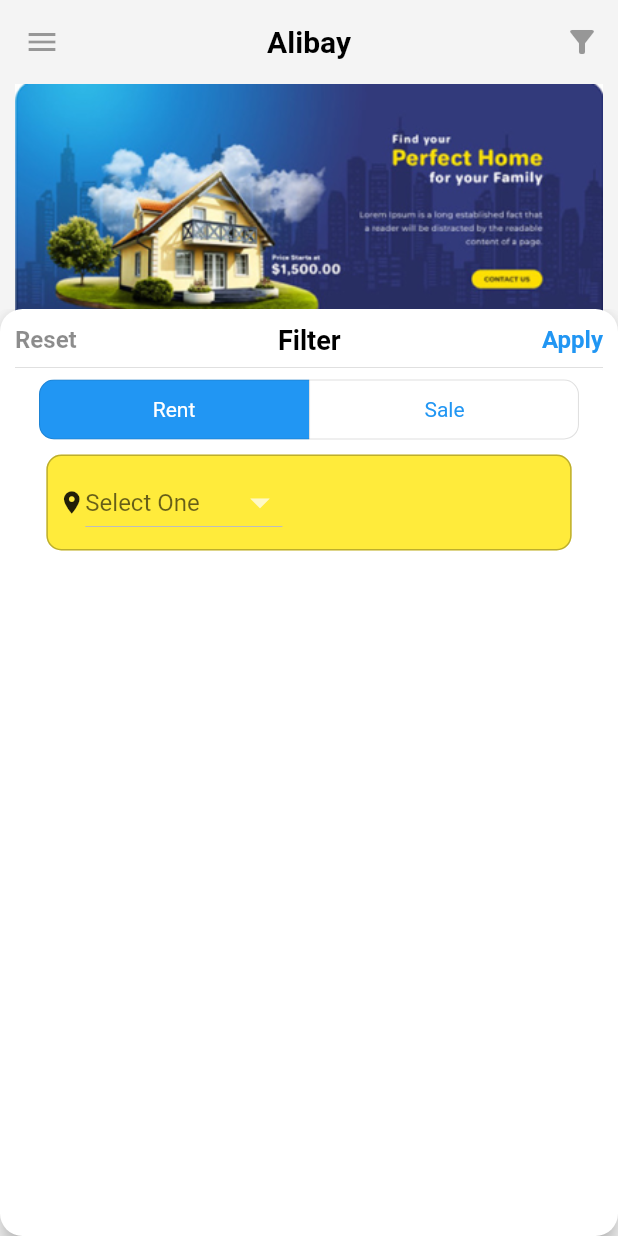
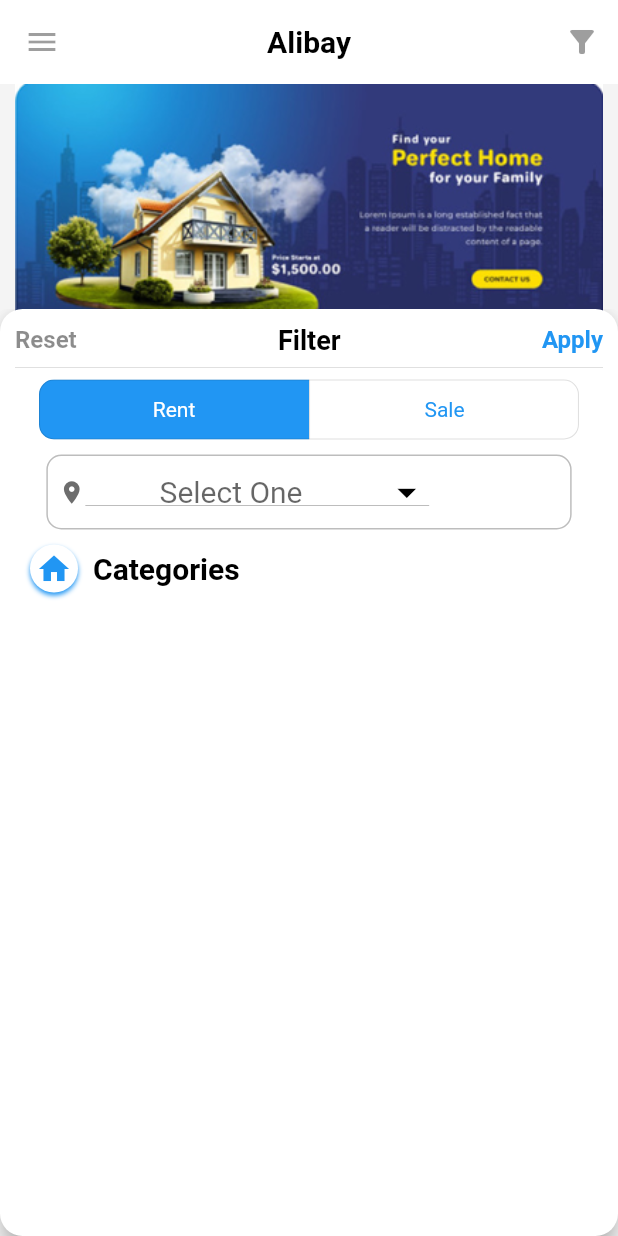
Before and after one commit to jinosh05/Flutter_Alibay_UI, a Flutter app: the screen it shows after launch, after a tap on the "filter list alt" icon, on a phone screen of 412 x 824 dp. Run offline on Flutter 3.47's test engine with Material 2 defaults, Android fonts, the phone set to English and light mode, and no system bars; drawn by our look-alikes of material_segmented_control.

Commit message:
Second commit

```diff
--- a/lib/main.dart
+++ b/lib/main.dart
@@ -33,12 +33,13 @@ class _MyappState extends State<Myapp> {
       "Around 15 KM",
       "Around 20 KM",
     ];
+    // ignore: unused_local_variable
     String _selectedLocation;
 
     return Scaffold(
       backgroundColor: Color(0xfff4f4f4),
       appBar: AppBar(
-        backgroundColor: Color(0xfff4f4f4),
+        backgroundColor: Colors.white,
         title: Text(
           "Alibay",
           style: TextStyle(
@@ -118,9 +119,9 @@ class _MyappState extends State<Myapp> {
                         ),
                         Container(
                           width: width * 0.85,
+                          height: 50,
                           padding: EdgeInsets.all(7),
                           decoration: BoxDecoration(
-                              color: Colors.yellow,
                               border: Border.all(color: Colors.black26),
                               borderRadius:
                                   BorderRadius.all(Radius.circular(10))),
@@ -129,10 +130,16 @@ class _MyappState extends State<Myapp> {
                               Icon(
                                 Icons.location_on,
                                 size: 18,
+                                color: Color(0xff6d6d6d),
                               ),
                               DropdownButton(
+                                  iconEnabledColor: Colors.black,
+                                  elevation: 10,
                                   iconSize: 30,
-                                  hint: Text("Select One"),
+                                  hint: Text(
+                                    "          Select One           ",
+                                    style: TextStyle(fontSize: 20),
+                                  ),
                                   onChanged: (newValue) {
                                     setState(() {
                                       _selectedLocation = newValue;
@@ -143,10 +150,45 @@ class _MyappState extends State<Myapp> {
                                       child: Text(locations),
                                       value: locations,
                                     );
-                                  }).toList())
+                                  }).toList()),
                             ],
                           ),
                         ),
+                        SizedBox(
+                          height: 10,
+                        ),
+                        Row(
+                          children: [
+                            Container(
+                             padding: EdgeInsets.only(left:10,right: 10),
+                              child: Container(
+                                 padding: EdgeInsets.all(3),
+                                decoration: BoxDecoration(
+                                    boxShadow: [
+                                      BoxShadow(
+                                        color: Colors.blue,
+                                        blurRadius: 2.0,
+                                        offset: Offset(00, 2),
+                                      )
+                                    ],
+                                    border: Border.all(color: Colors.white10),
+                                    shape: BoxShape.circle,
+                                    color: Colors.white),
+                                child: Icon(
+                                  Icons.home,
+                                  color: Colors.blue,
+                                ),
+                              ),
+                            ),
+                            Text(
+                              "Categories",
+                              style: TextStyle(
+                                  color: Colors.black,
+                                  fontSize: 20,
+                                  fontWeight: FontWeight.bold),
+                            ),
+                          ],
+                        )
                       ],
                     ),
                   )));
```
Also changed, not shown: assets/2.png (added), assets/home.jpg (added).
